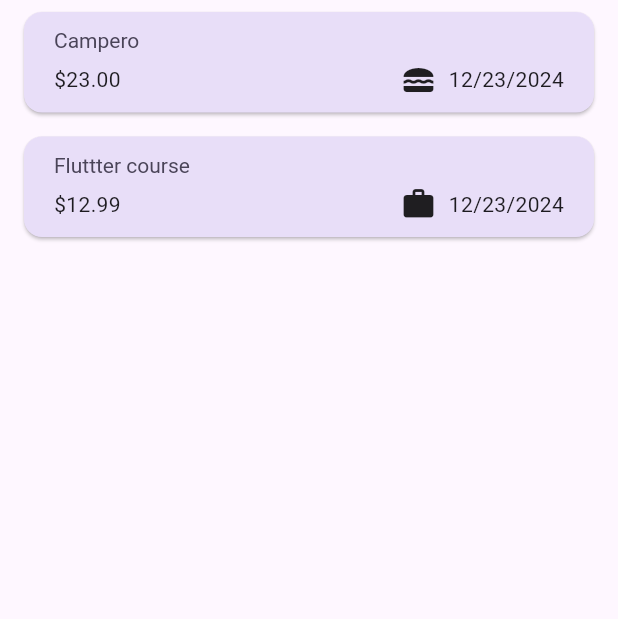
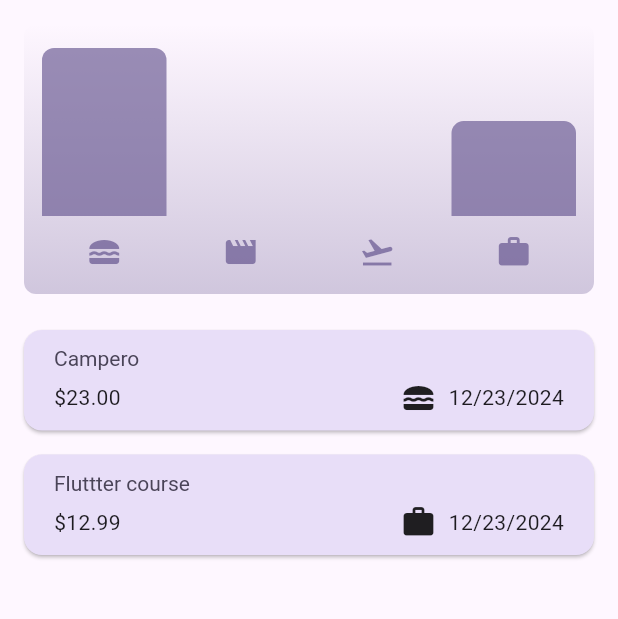
Before and after one commit to josuemj/Flutter-projects, a Flutter app: the screen it shows after launch, on a phone screen of 412 x 824 dp, the part 84-703 px from its top. Run offline on Flutter 3.47's test engine with Material 3 defaults, Android fonts, the light colour scheme and no system bars; our stand-ins replace google_fonts.

Commit message:
adding a chart for data visualizarion

```diff
--- a/expense_tracker/lib/expense_app.dart
+++ b/expense_tracker/lib/expense_app.dart
@@ -1,3 +1,4 @@
+import 'package:expense_tracker/widgets/chart/chart.dart';
 import 'package:expense_tracker/widgets/expenses_list.dart';
 import 'package:expense_tracker/widgets/new_expense.dart';
 import 'package:flutter/material.dart';
@@ -88,6 +89,7 @@
       ),
       body: Column(
         children: [
+          Chart(expenses: expenses),
           Expanded(
             child: mainContent,
           ),
--- a/expense_tracker/lib/models/expense.dart
+++ b/expense_tracker/lib/models/expense.dart
@@ -33,3 +33,24 @@
     return formatter.format(date);
   }
 }
+
+class ExpenseBucket {
+  const ExpenseBucket({required this.category, required this.expenses});
+
+  ExpenseBucket.forCategory(List<Expense> allExpenses, this.category)
+      : expenses = allExpenses
+            .where((expense) => expense.category == category)
+            .toList();
+
+  final Category category;
+  final List<Expense> expenses;
+
+  double get totalExpenses {
+    double sum = 0;
+
+    for (final expense in expenses) {
+      sum += expense.amount;
+    }
+    return sum;
+  }
+}
--- /dev/null
+++ b/expense_tracker/lib/widgets/chart/chart.dart
@@ -0,0 +1,95 @@
+import 'package:expense_tracker/widgets/chart/chart_bart.dart';
+import 'package:flutter/material.dart';
+
+import 'package:expense_tracker/models/expense.dart';
+
+class Chart extends StatelessWidget {
+  const Chart({super.key, required this.expenses});
+
+  final List<Expense> expenses;
+
+  List<ExpenseBucket> get buckets {
+    return [
+      ExpenseBucket.forCategory(expenses, Category.food),
+      ExpenseBucket.forCategory(expenses, Category.leisure),
+      ExpenseBucket.forCategory(expenses, Category.travel),
+      ExpenseBucket.forCategory(expenses, Category.work),
+    ];
+  }
+
+  double get maxTotalExpense {
+    double maxTotalExpense = 0;
+
+    for (final bucket in buckets) {
+      if (bucket.totalExpenses > maxTotalExpense) {
+        maxTotalExpense = bucket.totalExpenses;
+      }
+    }
+
+    return maxTotalExpense;
+  }
+
+  @override
+  Widget build(BuildContext context) {
+    final isDarkMode =
+        MediaQuery.of(context).platformBrightness == Brightness.dark;
+    return Container(
+      margin: const EdgeInsets.all(16),
+      padding: const EdgeInsets.symmetric(
+        vertical: 16,
+        horizontal: 8,
+      ),
+      width: double.infinity,
+      height: 180,
+      decoration: BoxDecoration(
+        borderRadius: BorderRadius.circular(8),
+        gradient: LinearGradient(
+          colors: [
+            Theme.of(context).colorScheme.primary.withOpacity(0.3),
+            Theme.of(context).colorScheme.primary.withOpacity(0.0)
+          ],
+          begin: Alignment.bottomCenter,
+          end: Alignment.topCenter,
+        ),
+      ),
+      child: Column(
+        children: [
+          Expanded(
+            child: Row(
+              crossAxisAlignment: CrossAxisAlignment.end,
+              children: [
+                for (final bucket in buckets) // alternative to map()
+                  ChartBar(
+                    fill: bucket.totalExpenses == 0
+                        ? 0
+                        : bucket.totalExpenses / maxTotalExpense,
+                  )
+              ],
+            ),
+          ),
+          const SizedBox(height: 12),
+          Row(
+            children: buckets
+                .map(
+                  (bucket) => Expanded(
+                    child: Padding(
+                      padding: const EdgeInsets.symmetric(horizontal: 4),
+                      child: Icon(
+                        categoryIcons[bucket.category],
+                        color: isDarkMode
+                            ? Theme.of(context).colorScheme.secondary
+                            : Theme.of(context)
+                                .colorScheme
+                                .primary
+                                .withOpacity(0.7),
+                      ),
+                    ),
+                  ),
+                )
+                .toList(),
+          )
+        ],
+      ),
+    );
+  }
+}
--- /dev/null
+++ b/expense_tracker/lib/widgets/chart/chart_bart.dart
@@ -0,0 +1,35 @@
+import 'package:flutter/material.dart';
+
+class ChartBar extends StatelessWidget {
+  const ChartBar({
+    super.key,
+    required this.fill,
+  });
+
+  final double fill;
+
+  @override
+  Widget build(BuildContext context) {
+    final isDarkMode =
+        MediaQuery.of(context).platformBrightness == Brightness.dark;
+    return Expanded(
+      child: Padding(
+        padding: const EdgeInsets.symmetric(horizontal: 4),
+        child: FractionallySizedBox(
+          //chart bar size from 0 to 1
+          heightFactor: fill,
+          child: DecoratedBox(
+            decoration: BoxDecoration(
+              shape: BoxShape.rectangle,
+              borderRadius:
+                  const BorderRadius.vertical(top: Radius.circular(8)),
+              color: isDarkMode
+                  ? Theme.of(context).colorScheme.secondary
+                  : Theme.of(context).colorScheme.primary.withOpacity(0.65),
+            ),
+          ),
+        ),
+      ),
+    );
+  }
+}
```
